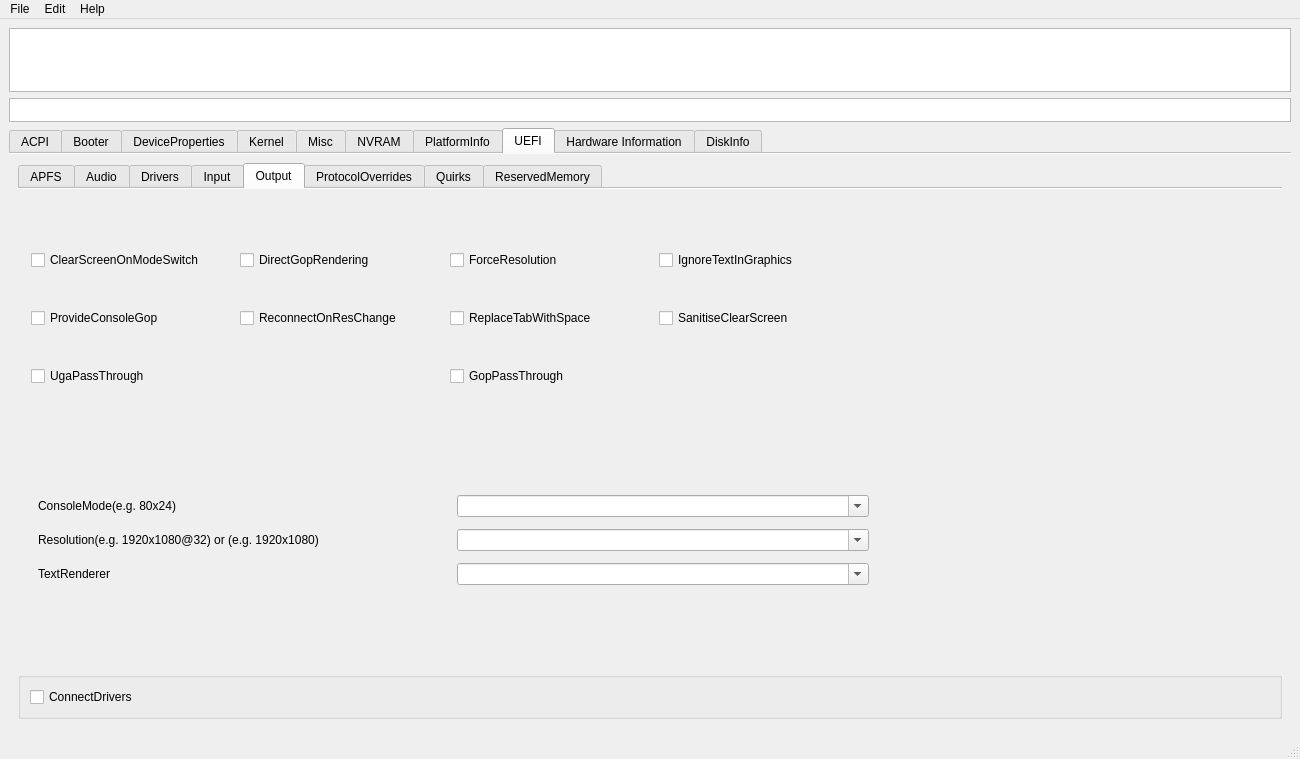
Above: mainwindow.ui from ic005k/OCAuxiliaryTools before the change. Below: the same form after it.
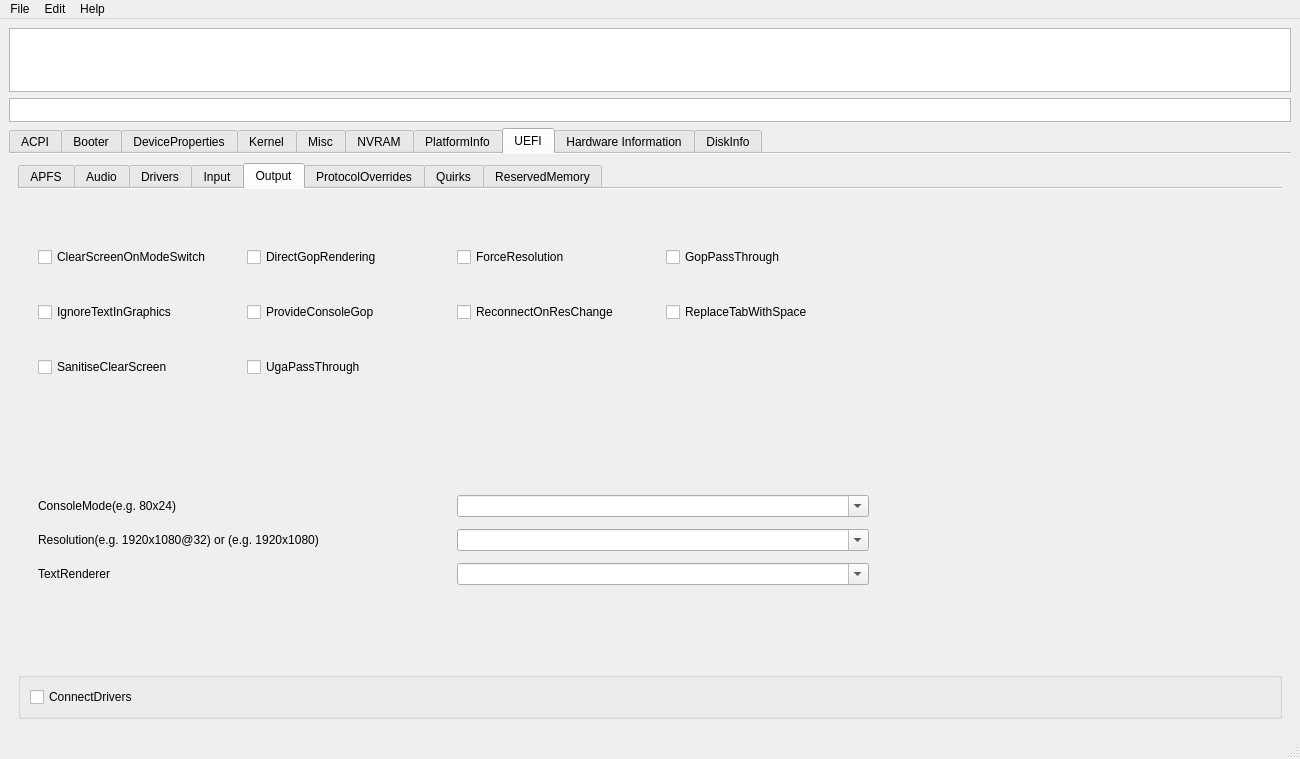
That is the form after the change. The open tabs and pages were chosen to show the change. Icons and pictures are not drawn.

```diff
--- a/mainwindow.ui
+++ b/mainwindow.ui
@@ -6463,10 +6463,10 @@
            <widget class="QWidget" name="gridLayoutWidget_6">
             <property name="geometry">
              <rect>
-              <x>13</x>
+              <x>20</x>
               <y>29</y>
               <width>831</width>
-              <height>201</height>
+              <height>191</height>
              </rect>
             </property>
             <layout class="QGridLayout" name="gridLayout_34">
@@ -6518,44 +6518,47 @@
                </property>
               </widget>
              </item>
-             <item row="2" column="2">
-              <widget class="QCheckBox" name="chkGopPassThrough">
-               <property name="text">
-                <string>GopPassThrough</string>
-               </property>
-              </widget>
-             </item>
-             <item row="0" column="3">
-              <widget class="QCheckBox" name="chkIgnoreTextInGraphics">
+             <item row="2" column="1">
+              <widget class="QCheckBox" name="chkUgaPassThrough">
                <property name="toolTip">
-                <string> Select firmwares output text onscreen in both graphics and text mode. This is normally unexpected,
-because random text may appear over graphical images and cause UI corruption. Setting this option to true will
-discard all text output when console control is in mode different from Text.
-Note: This option only applies to System renderer.</string>
-               </property>
-               <property name="text">
-                <string>IgnoreTextInGraphics</string>
-               </property>
-              </widget>
-             </item>
-             <item row="1" column="0">
-              <widget class="QCheckBox" name="chkProvideConsoleGop">
-               <property name="toolTip">
-                <string>macOS bootloader requires GOP or UGA (for 10.4 EfiBoot) to be present on console handle, yet the exact
-location of the graphics protocol is not covered by the UEFI specification. This option will ensure GOP and
-UGA, if present, are available on the console handle.
-Note: This option will also replace broken GOP protocol on console handle, which may be the case on MacPro5,1
-with newer GPUs.</string>
+                <string>Some firmwares do not implement legacy UGA protocol, but it may be required for screen output by older EFI
+applications like EfiBoot from 10.4.</string>
                </property>
                <property name="statusTip">
                 <string>Ensure GOP (Graphics Output Protocol) on console handle.</string>
                </property>
                <property name="text">
-                <string>ProvideConsoleGop</string>
+                <string>UgaPassThrough</string>
                </property>
               </widget>
              </item>
-             <item row="1" column="1">
+             <item row="2" column="0">
+              <widget class="QCheckBox" name="chkSanitiseClearScreen">
+               <property name="toolTip">
+                <string> Some firmwares reset screen resolution to a failsafe value (like 1024x768) on the attempts to clear
+screen contents when large display (e.g. 2K or 4K) is used. This option attempts to apply a workaround.
+Note: This option only applies to System renderer. On all known affected systems ConsoleMode had to be set to
+empty string for this to work.</string>
+               </property>
+               <property name="text">
+                <string>SanitiseClearScreen</string>
+               </property>
+              </widget>
+             </item>
+             <item row="1" column="3">
+              <widget class="QCheckBox" name="chkReplaceTabWithSpace">
+               <property name="toolTip">
+                <string>Some firmwares do not print tab characters or even everything that follows them, causing difficulties
+or inability to use the UEFI Shell builtin text editor to edit property lists and other documents. This option
+makes the console output spaces instead of tabs.
+Note: This option only applies to System renderer.</string>
+               </property>
+               <property name="text">
+                <string>ReplaceTabWithSpace</string>
+               </property>
+              </widget>
+             </item>
+             <item row="1" column="2">
               <widget class="QCheckBox" name="chkReconnectOnResChange">
                <property name="toolTip">
                 <string>On some firmwares when screen resolution is changed via GOP, it is required to reconnect the controllers, which
@@ -6572,43 +6575,47 @@
                </property>
               </widget>
              </item>
-             <item row="1" column="2">
-              <widget class="QCheckBox" name="chkReplaceTabWithSpace">
+             <item row="1" column="1">
+              <widget class="QCheckBox" name="chkProvideConsoleGop">
                <property name="toolTip">
-                <string>Some firmwares do not print tab characters or even everything that follows them, causing difficulties
-or inability to use the UEFI Shell builtin text editor to edit property lists and other documents. This option
-makes the console output spaces instead of tabs.
+                <string>macOS bootloader requires GOP or UGA (for 10.4 EfiBoot) to be present on console handle, yet the exact
+location of the graphics protocol is not covered by the UEFI specification. This option will ensure GOP and
+UGA, if present, are available on the console handle.
+Note: This option will also replace broken GOP protocol on console handle, which may be the case on MacPro5,1
+with newer GPUs.</string>
+               </property>
+               <property name="statusTip">
+                <string>Ensure GOP (Graphics Output Protocol) on console handle.</string>
+               </property>
+               <property name="text">
+                <string>ProvideConsoleGop</string>
+               </property>
+              </widget>
+             </item>
+             <item row="1" column="0">
+              <widget class="QCheckBox" name="chkIgnoreTextInGraphics">
+               <property name="toolTip">
+                <string> Select firmwares output text onscreen in both graphics and text mode. This is normally unexpected,
+because random text may appear over graphical images and cause UI corruption. Setting this option to true will
+discard all text output when console control is in mode different from Text.
 Note: This option only applies to System renderer.</string>
                </property>
                <property name="text">
-                <string>ReplaceTabWithSpace</string>
+                <string>IgnoreTextInGraphics</string>
                </property>
               </widget>
              </item>
-             <item row="1" column="3">
-              <widget class="QCheckBox" name="chkSanitiseClearScreen">
+             <item row="0" column="3">
+              <widget class="QCheckBox" name="chkGopPassThrough">
                <property name="toolTip">
-                <string> Some firmwares reset screen resolution to a failsafe value (like 1024x768) on the attempts to clear
-screen contents when large display (e.g. 2K or 4K) is used. This option attempts to apply a workaround.
-Note: This option only applies to System renderer. On all known affected systems ConsoleMode had to be set to
-empty string for this to work.</string>
-               </property>
-               <property name="text">
-                <string>SanitiseClearScreen</string>
-               </property>
-              </widget>
-             </item>
-             <item row="2" column="0">
-              <widget class="QCheckBox" name="chkUgaPassThrough">
-               <property name="toolTip">
-                <string>Some firmwares do not implement legacy UGA protocol, but it may be required for screen output by older EFI
-applications like EfiBoot from 10.4.</string>
+                <string>Some types of firmware do not implement the GOP protocol, this option provides it via a UGA-based proxy.
+This option requires ProvideConsoleGop to be enabled.</string>
                </property>
                <property name="statusTip">
                 <string> Provide UGA protocol instances on top of GOP protocol.</string>
                </property>
                <property name="text">
-                <string>UgaPassThrough</string>
+                <string>GopPassThrough</string>
                </property>
               </widget>
              </item>
```
Left out of the diff: 34 changed lines with no effect on the pictures.
